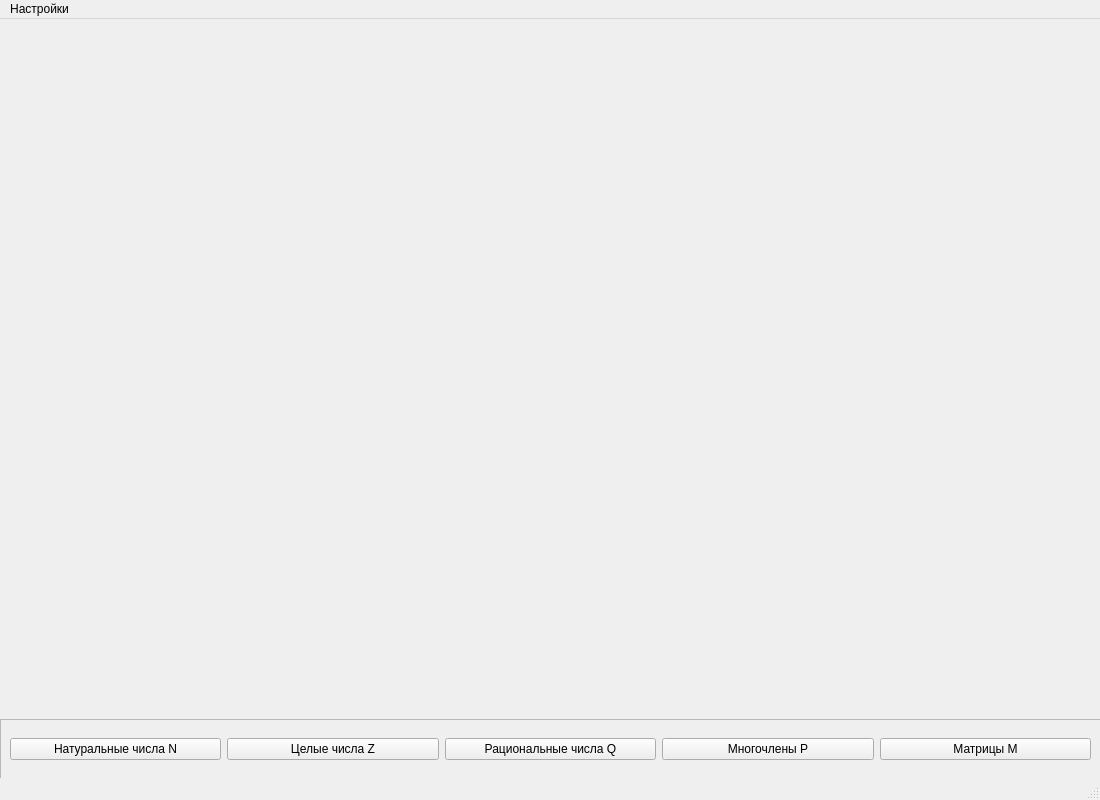
Qt form Project_DM_Qt/project_dm_qt.ui (stormpero/9371Project_DM_Qt) before a commit.
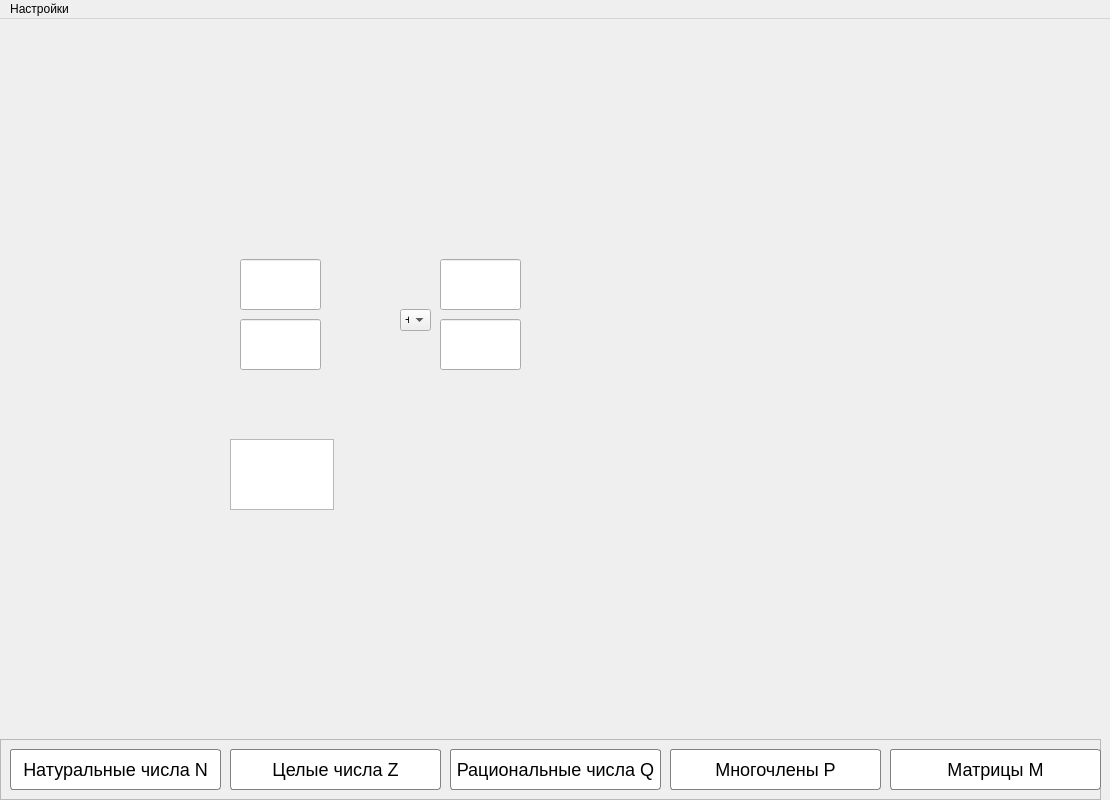
The same form after that commit.

```diff
--- a/Project_DM_Qt/project_dm_qt.ui
+++ b/Project_DM_Qt/project_dm_qt.ui
@@ -6,7 +6,7 @@
    <rect>
     <x>0</x>
     <y>0</y>
-    <width>1100</width>
+    <width>1110</width>
     <height>800</height>
    </rect>
   </property>
@@ -18,25 +18,108 @@
   </property>
   <property name="minimumSize">
    <size>
-    <width>1100</width>
+    <width>1110</width>
     <height>800</height>
    </size>
   </property>
   <property name="maximumSize">
    <size>
-    <width>1100</width>
+    <width>1110</width>
     <height>800</height>
    </size>
   </property>
   <property name="windowTitle">
    <string>Project_DM_Qt</string>
   </property>
+  <property name="styleSheet">
+   <string notr="true"/>
+  </property>
   <widget class="QWidget" name="centralwidget">
-   <widget class="QFrame" name="frame">
+   <widget class="QLineEdit" name="lineEdit">
+    <property name="geometry">
+     <rect>
+      <x>240</x>
+      <y>300</y>
+      <width>81</width>
+      <height>51</height>
+     </rect>
+    </property>
+   </widget>
+   <widget class="QLineEdit" name="lineEdit_2">
+    <property name="geometry">
+     <rect>
+      <x>240</x>
+      <y>240</y>
+      <width>81</width>
+      <height>51</height>
+     </rect>
+    </property>
+   </widget>
+   <widget class="QLineEdit" name="lineEdit_4">
+    <property name="geometry">
+     <rect>
+      <x>440</x>
+      <y>240</y>
+      <width>81</width>
+      <height>51</height>
+     </rect>
+    </property>
+   </widget>
+   <widget class="QLineEdit" name="lineEdit_5">
+    <property name="geometry">
+     <rect>
+      <x>440</x>
+      <y>300</y>
+      <width>81</width>
+      <height>51</height>
+     </rect>
+    </property>
+   </widget>
+   <widget class="QComboBox" name="comboBox">
+    <property name="geometry">
+     <rect>
+      <x>400</x>
+      <y>290</y>
+      <width>31</width>
+      <height>22</height>
+     </rect>
+    </property>
+    <item>
+     <property name="text">
+      <string>+</string>
+     </property>
+    </item>
+    <item>
+     <property name="text">
+      <string>-</string>
+     </property>
+    </item>
+    <item>
+     <property name="text">
+      <string>*</string>
+     </property>
+    </item>
+    <item>
+     <property name="text">
+      <string>/</string>
+     </property>
+    </item>
+   </widget>
+   <widget class="QTextEdit" name="textEdit">
+    <property name="geometry">
+     <rect>
+      <x>230</x>
+      <y>420</y>
+      <width>104</width>
+      <height>71</height>
+     </rect>
+    </property>
+   </widget>
+   <widget class="QFrame" name="frame_Brn">
     <property name="geometry">
      <rect>
       <x>0</x>
-      <y>700</y>
+      <y>720</y>
       <width>1101</width>
       <height>61</height>
      </rect>
@@ -47,52 +130,178 @@
     <property name="frameShadow">
      <enum>QFrame::Raised</enum>
     </property>
-    <widget class="QWidget" name="layoutWidget">
+    <widget class="QPushButton" name="Btn_natural">
      <property name="geometry">
       <rect>
        <x>10</x>
        <y>10</y>
-       <width>1081</width>
+       <width>211</width>
        <height>41</height>
       </rect>
      </property>
-     <layout class="QHBoxLayout" name="horizontalLayout">
-      <item>
-       <widget class="QPushButton" name="pushButton_natural">
-        <property name="text">
-         <string>Натуральные числа N</string>
-        </property>
-       </widget>
-      </item>
-      <item>
-       <widget class="QPushButton" name="pushButton_integer">
-        <property name="text">
-         <string>Целые числа Z</string>
-        </property>
-       </widget>
-      </item>
-      <item>
-       <widget class="QPushButton" name="pushButton_rational">
-        <property name="text">
-         <string>Рациональные числа Q</string>
-        </property>
-       </widget>
-      </item>
-      <item>
-       <widget class="QPushButton" name="pushButton_polynomials">
-        <property name="text">
-         <string>Многочлены P</string>
-        </property>
-       </widget>
-      </item>
-      <item>
-       <widget class="QPushButton" name="pushButton_matrix">
-        <property name="text">
-         <string>Матрицы M</string>
-        </property>
-       </widget>
-      </item>
-     </layout>
+     <property name="styleSheet">
+      <string notr="true">QPushButton {
+color: #000000;
+background-color: white;
+border: 1px solid #828282;
+border-radius: 3px;
+font-size: 18px;
+}
+QPushButton:hover {
+border: 1px solid #828282;
+background-color: #d5d5d5;
+}
+QPushButton:hover:pressed { 
+background-color: gray;
+color: white;
+}
+QPushButton:disabled { 
+background-color: gray;
+color: white;
+}</string>
+     </property>
+     <property name="text">
+      <string>Натуральные числа N</string>
+     </property>
+    </widget>
+    <widget class="QPushButton" name="Btn_integer">
+     <property name="geometry">
+      <rect>
+       <x>230</x>
+       <y>10</y>
+       <width>211</width>
+       <height>41</height>
+      </rect>
+     </property>
+     <property name="styleSheet">
+      <string notr="true">QPushButton {
+color: #000000;
+background-color: white;
+border: 1px solid #828282;
+border-radius: 3px;
+font-size: 18px;
+}
+QPushButton:hover {
+border: 1px solid #828282;
+background-color: #d5d5d5;
+}
+QPushButton:hover:pressed { 
+background-color: gray;
+color: white;
+}
+QPushButton:disabled { 
+background-color: gray;
+color: white;
+}</string>
+     </property>
+     <property name="text">
+      <string>Целые числа Z</string>
+     </property>
+    </widget>
+    <widget class="QPushButton" name="Btn_rational">
+     <property name="geometry">
+      <rect>
+       <x>450</x>
+       <y>10</y>
+       <width>211</width>
+       <height>41</height>
+      </rect>
+     </property>
+     <property name="styleSheet">
+      <string notr="true">QPushButton {
+color: #000000;
+background-color: white;
+border: 1px solid #828282;
+border-radius: 3px;
+font-size: 18px;
+}
+QPushButton:hover {
+border: 1px solid #828282;
+background-color: #d5d5d5;
+}
+QPushButton:hover:pressed { 
+background-color: gray;
+color: white;
+}
+QPushButton:disabled { 
+background-color: gray;
+color: white;
+}</string>
+     </property>
+     <property name="text">
+      <string>Рациональные числа Q</string>
+     </property>
+    </widget>
+    <widget class="QPushButton" name="Btn_polynomials">
+     <property name="geometry">
+      <rect>
+       <x>670</x>
+       <y>10</y>
+       <width>211</width>
+       <height>41</height>
+      </rect>
+     </property>
+     <property name="styleSheet">
+      <string notr="true">QPushButton {
+color: #000000;
+background-color: white;
+border: 1px solid #828282;
+border-radius: 3px;
+font-size: 18px;
+}
+QPushButton:hover {
+border: 1px solid #828282;
+background-color: #d5d5d5;
+}
+QPushButton:hover:pressed { 
+background-color: gray;
+color: white;
+}
+QPushButton:disabled { 
+background-color: gray;
+color: white;
+}</string>
+     </property>
+     <property name="text">
+      <string>Многочлены P</string>
+     </property>
+    </widget>
+    <widget class="QPushButton" name="Btn_matrix">
+     <property name="geometry">
+      <rect>
+       <x>890</x>
+       <y>10</y>
+       <width>211</width>
+       <height>41</height>
+      </rect>
+     </property>
+     <property name="styleSheet">
+      <string notr="true">QPushButton {
+color: #000000;
+background-color: white;
+border: 1px solid #828282;
+border-radius: 3px;
+font-size: 18px;
+}
+QPushButton:hover {
+border: 1px solid #828282;
+background-color: #d5d5d5;
+}
+QPushButton:hover:pressed { 
+background-color: gray;
+color: white;
+}
+QPushButton:disabled { 
+background-color: gray;
+color: white;
+}</string>
+     </property>
+     <property name="text">
+      <string>Матрицы M</string>
+     </property>
+     <property name="checkable">
+      <bool>false</bool>
+     </property>
     </widget>
    </widget>
   </widget>
@@ -101,7 +310,7 @@
     <rect>
      <x>0</x>
      <y>0</y>
-     <width>1100</width>
+     <width>1110</width>
      <height>21</height>
     </rect>
    </property>
@@ -113,7 +322,6 @@
    </widget>
    <addaction name="menu"/>
   </widget>
-  <widget class="QStatusBar" name="statusbar"/>
   <action name="action">
    <property name="text">
     <string>Тест</string>
```
